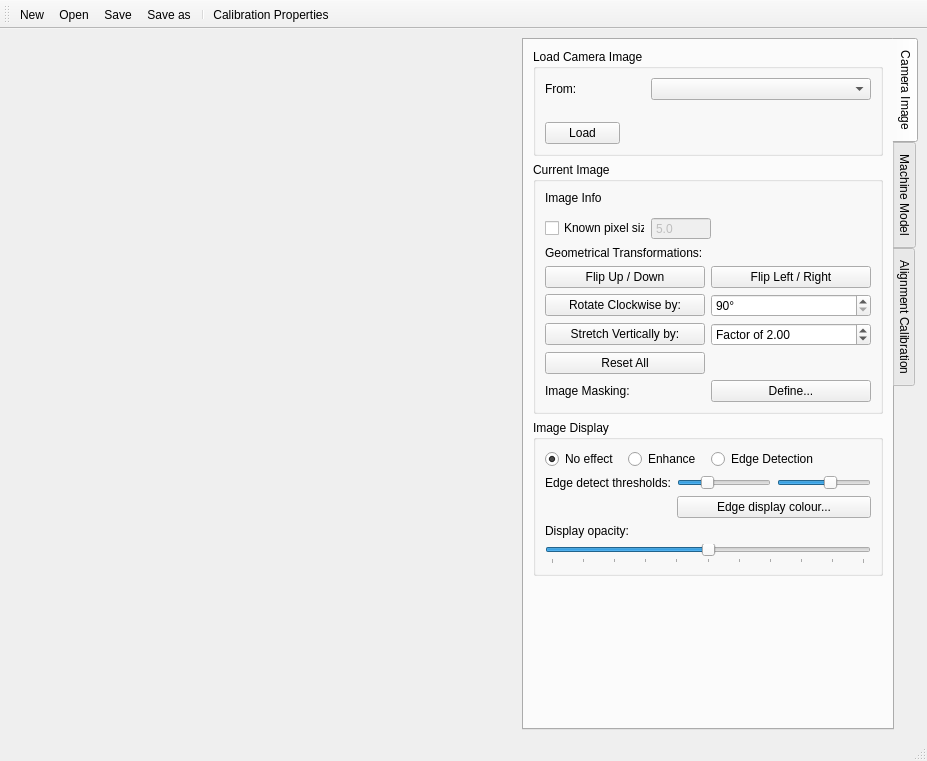
Before: the Qt Designer form calcam/gui/qt_designer_files/alignment_calib_editor.ui in euratom-software/calcam, drawn with Qt 5.
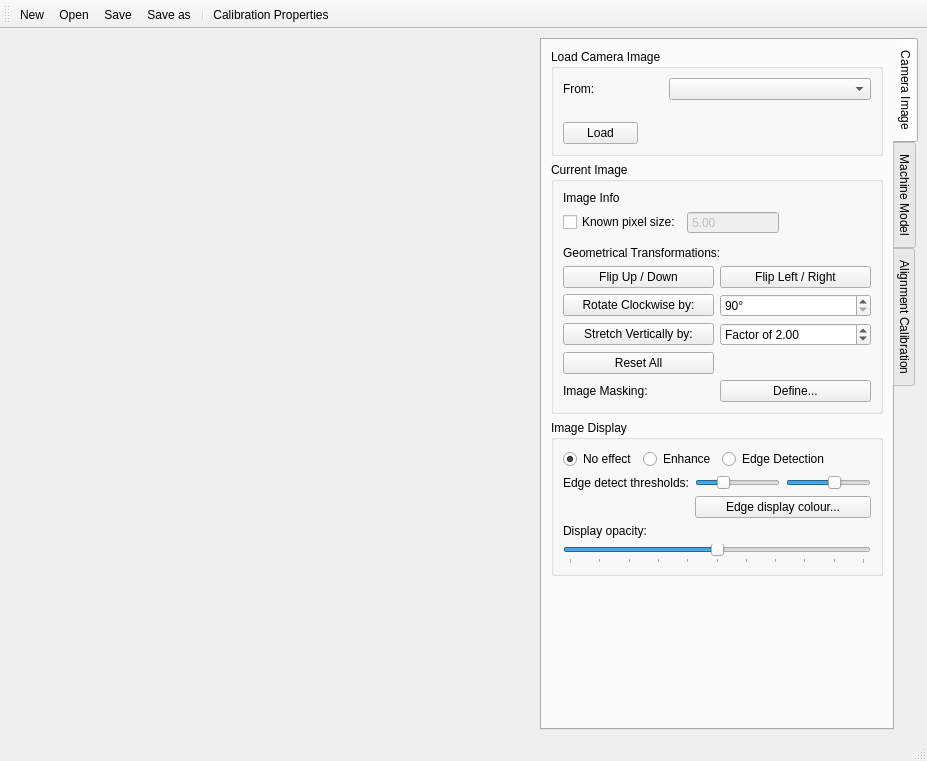
After: the same form once the commit is applied.

Commit message: Make pixel size input in alignment calibration editor have 2 decimal places for consistency with other tools

```diff
--- a/calcam/gui/qt_designer_files/alignment_calib_editor.ui
+++ b/calcam/gui/qt_designer_files/alignment_calib_editor.ui
@@ -187,7 +187,52 @@
            <string>Current Image</string>
           </property>
           <layout class="QGridLayout" name="gridLayout_15">
-           <item row="4" column="0" colspan="4">
+           <item row="0" column="0" colspan="2">
+            <widget class="QLabel" name="image_info">
+             <property name="sizePolicy">
+              <sizepolicy hsizetype="Expanding" vsizetype="Preferred">
+               <horstretch>0</horstretch>
+               <verstretch>0</verstretch>
+              </sizepolicy>
+             </property>
+             <property name="text">
+              <string>Image Info</string>
+             </property>
+            </widget>
+           </item>
+           <item row="7" column="0" colspan="2">
+            <widget class="QWidget" name="widget" native="true">
+             <layout class="QHBoxLayout" name="horizontalLayout_2">
+              <property name="margin">
+               <number>0</number>
+              </property>
+              <item>
+               <widget class="QLabel" name="label_6">
+                <property name="text">
+                 <string>Image Masking:</string>
+                </property>
+               </widget>
+              </item>
+              <item>
+               <widget class="QPushButton" name="image_mask_button">
+                <property name="text">
+                 <string>Define...</string>
+                </property>
+               </widget>
+              </item>
+             </layout>
+            </widget>
+           </item>
+           <item row="2" column="0">
+            <widget class="QWidget" name="widget_4" native="true">
+             <layout class="QGridLayout" name="gridLayout_10">
+              <property name="margin">
+               <number>0</number>
+              </property>
+             </layout>
+            </widget>
+           </item>
+           <item row="4" column="0" colspan="2">
             <widget class="QLabel" name="label_17">
              <property name="sizePolicy">
               <sizepolicy hsizetype="Expanding" vsizetype="Preferred">
@@ -200,7 +245,7 @@
              </property>
             </widget>
            </item>
-           <item row="6" column="0" colspan="4">
+           <item row="6" column="0" colspan="2">
             <widget class="QFrame" name="frame_4">
              <property name="sizePolicy">
               <sizepolicy hsizetype="Expanding" vsizetype="Minimum">
@@ -363,67 +408,47 @@
              </layout>
             </widget>
            </item>
-           <item row="2" column="0">
+           <item row="1" column="0" colspan="2">
+            <widget class="QWidget" name="widget_3" native="true">
+             <layout class="QHBoxLayout" name="horizontalLayout_4">
+              <property name="margin">
+               <number>0</number>
+              </property>
+              <item>
             <widget class="QCheckBox" name="pixel_size_checkbox">
-             <property name="maximumSize">
-              <size>
-               <width>100</width>
-               <height>16777215</height>
-              </size>
+                <property name="sizePolicy">
+                 <sizepolicy hsizetype="Minimum" vsizetype="Fixed">
+                  <horstretch>0</horstretch>
+                  <verstretch>0</verstretch>
+                 </sizepolicy>
              </property>
              <property name="text">
               <string>Known pixel size:</string>
              </property>
             </widget>
            </item>
-           <item row="2" column="2" colspan="2">
-            <spacer name="horizontalSpacer_4">
-             <property name="orientation">
-              <enum>Qt::Horizontal</enum>
-             </property>
-             <property name="sizeHint" stdset="0">
-              <size>
-               <width>152</width>
-               <height>20</height>
-              </size>
-             </property>
-            </spacer>
-           </item>
-           <item row="0" column="0" colspan="2">
-            <widget class="QLabel" name="image_info">
-             <property name="sizePolicy">
-              <sizepolicy hsizetype="Expanding" vsizetype="Preferred">
-               <horstretch>0</horstretch>
-               <verstretch>0</verstretch>
-              </sizepolicy>
-             </property>
-             <property name="text">
-              <string>Image Info</string>
-             </property>
-            </widget>
-           </item>
-           <item row="2" column="1">
+              <item>
             <widget class="QDoubleSpinBox" name="pixel_size_box">
              <property name="enabled">
               <bool>false</bool>
              </property>
+                <property name="sizePolicy">
+                 <sizepolicy hsizetype="MinimumExpanding" vsizetype="Fixed">
+                  <horstretch>0</horstretch>
+                  <verstretch>0</verstretch>
+                 </sizepolicy>
+                </property>
              <property name="minimumSize">
               <size>
                <width>60</width>
                <height>0</height>
               </size>
              </property>
-             <property name="maximumSize">
-              <size>
-               <width>60</width>
-               <height>16777215</height>
-              </size>
-             </property>
              <property name="buttonSymbols">
               <enum>QAbstractSpinBox::NoButtons</enum>
              </property>
              <property name="decimals">
-              <number>1</number>
+                 <number>2</number>
              </property>
              <property name="maximum">
               <double>1000000000.000000000000000</double>
@@ -436,34 +461,21 @@
              </property>
             </widget>
            </item>
-           <item row="1" column="0">
-            <widget class="QWidget" name="widget_4" native="true">
-             <layout class="QGridLayout" name="gridLayout_10">
-              <property name="margin">
-               <number>0</number>
-              </property>
-             </layout>
-            </widget>
-           </item>
-           <item row="7" column="0" colspan="4">
-            <widget class="QWidget" name="widget" native="true">
-             <layout class="QHBoxLayout" name="horizontalLayout_2">
-              <property name="margin">
-               <number>0</number>
-              </property>
               <item>
-               <widget class="QLabel" name="label_6">
-                <property name="text">
-                 <string>Image Masking:</string>
+               <spacer name="horizontalSpacer">
+                <property name="orientation">
+                 <enum>Qt::Horizontal</enum>
                 </property>
-               </widget>
-              </item>
-              <item>
-               <widget class="QPushButton" name="image_mask_button">
-                <property name="text">
-                 <string>Define...</string>
+                <property name="sizeType">
+                 <enum>QSizePolicy::Expanding</enum>
                 </property>
-               </widget>
+                <property name="sizeHint" stdset="0">
+                 <size>
+                  <width>40</width>
+                  <height>20</height>
+                 </size>
+                </property>
+               </spacer>
               </item>
              </layout>
             </widget>
```
Lines whose indentation alone changed are shown as unchanged.
